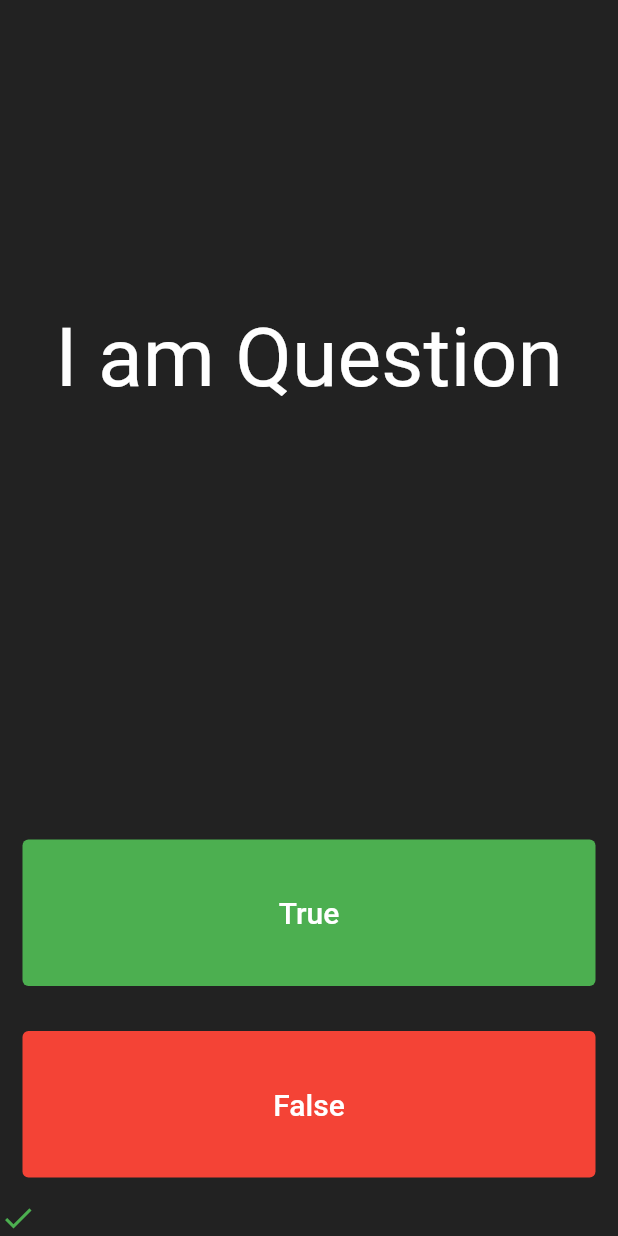
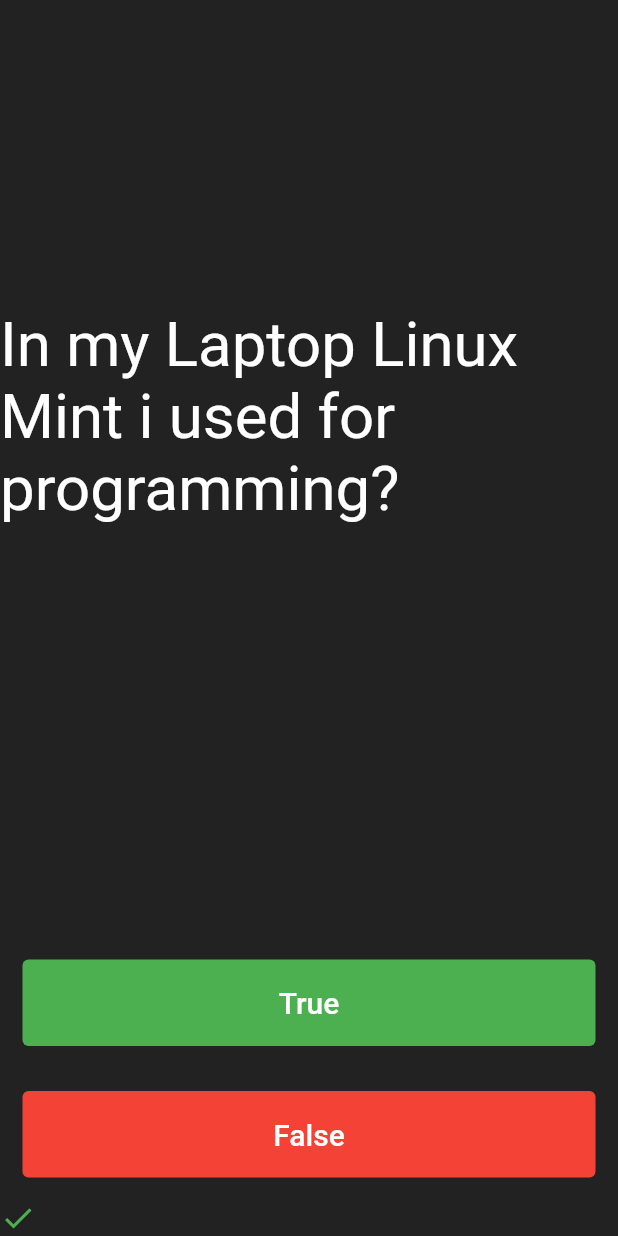
Before and after one commit to Abhishek-J-B-R-I/quizflutter, a Flutter app: the screen it shows after launch, after a tap on "True", on a phone screen of 412 x 824 dp. Run offline on Flutter 3.47's test engine with Material 2 defaults, Android fonts, the phone set to English and light mode, and no system bars.

Commit message:
experipent succeful i try to change questions when user hit true button and its woring

```diff
--- a/lib/main.dart
+++ b/lib/main.dart
@@ -31,7 +31,17 @@
       //TODO: create icon for wrong or cross
     ),*/
   ];
+  List<String> questions=[
 
+    'In my Laptop Linux Mint Xfce work fast?',
+    'In my Laptop Linux Mint i used for programming?',
+    'In my Laptop i used windows mostly?',
+  ];
+
+  int i=0;
+  String tquest(int i ){
+    return questions[i];
+  }
   @override
   Widget build(BuildContext context) {
 
@@ -47,8 +57,8 @@
             ),
             Center(
                 child: Text(
-              'I am Question',
-              style: TextStyle(fontSize: height / 15, color: Colors.white),
+              tquest(i),
+              style: TextStyle(fontSize: height / 20, color: Colors.white),
             )),
             SizedBox(
               height: height/3,
@@ -67,6 +77,11 @@
                         color: Colors.green,
                         )
                       );
+                      i++;
+                      if(i>2){
+                        i=0;
+                      }
+                      tquest(i);
                     });
                     print(' i am True');
                   },
```
